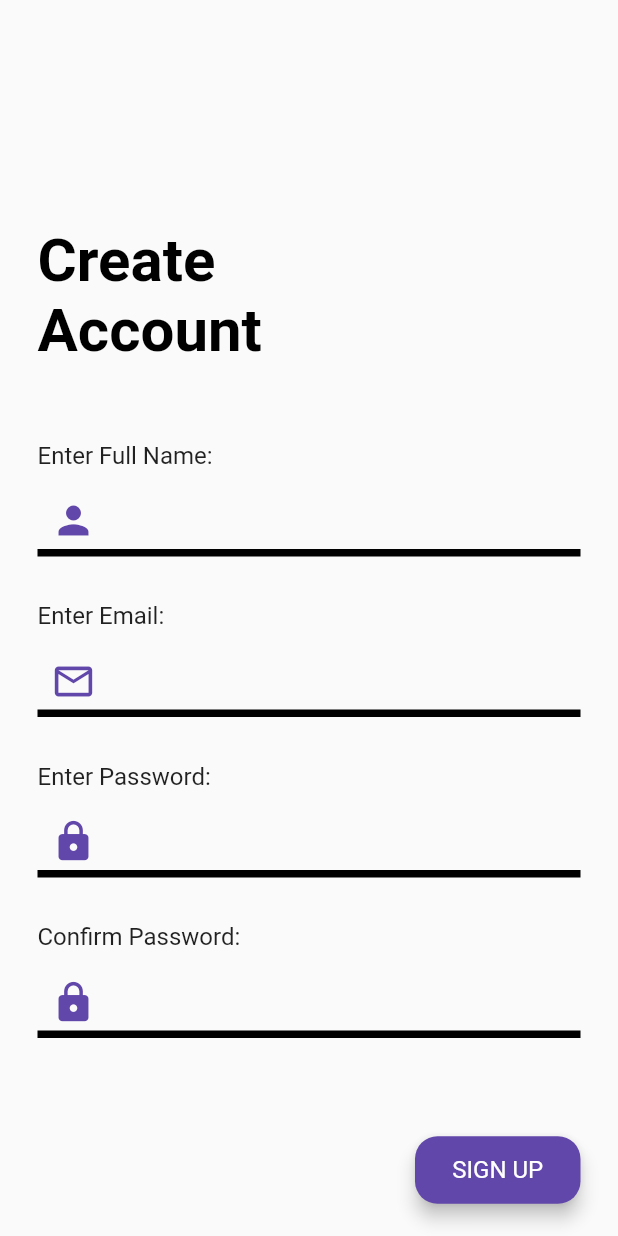
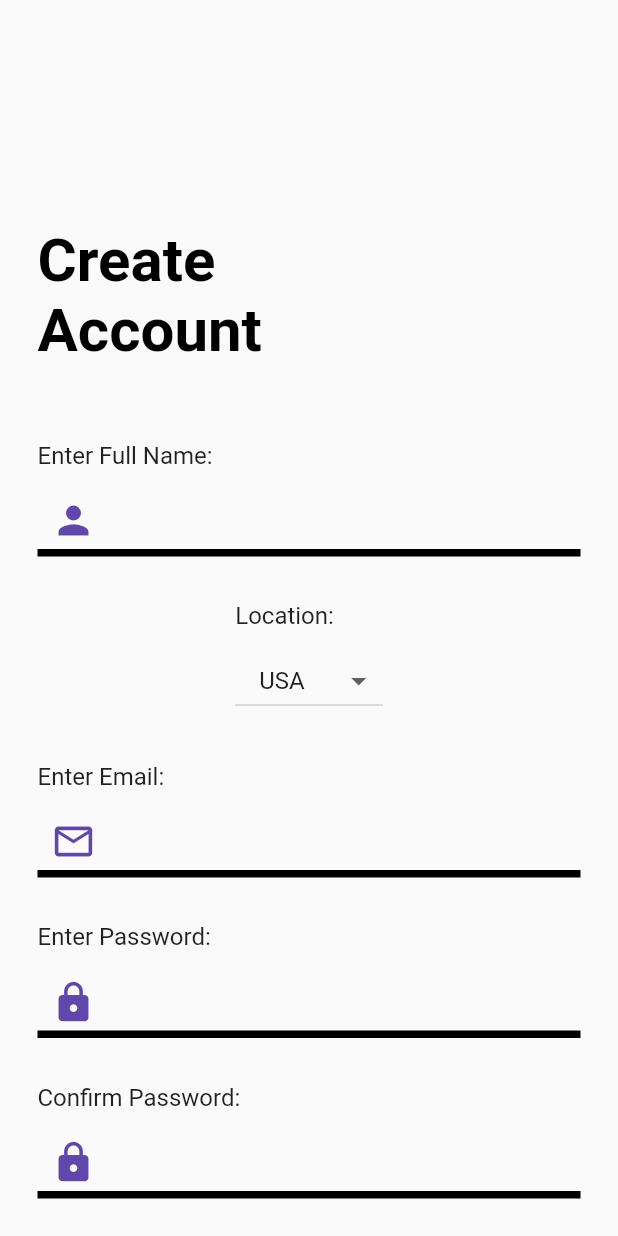
Before and after one commit to shmaiii/epilog-ubclaunchpad, a Flutter app: the SignUpScreen screen opened directly, on a phone screen of 412 x 824 dp. Run offline on Flutter 3.47's test engine with Material 2 defaults, Android fonts, the phone set to English and light mode, and no system bars; our stand-ins replace cloud_firestore, firebase_auth, firebase_core, flutter_datetime_picker, flutter_secure_storage, getwidget and 2 more; missing offline and left inert: flutter_picker; accounts and stored records are empty; network calls fail.

Commit message:
add dropdown that still needs to be styled and have logic added

```diff
--- a/client/lib/screens/signUpScreen.dart
+++ b/client/lib/screens/signUpScreen.dart
@@ -13,6 +13,7 @@ class SignUpScreen extends StatefulWidget {
 
 class _SignUpScreenState extends State<SignUpScreen> {
   String _errorMsg = '';
+  String selectedLocation = "USA";
   final nameController = TextEditingController();
   final emailController = TextEditingController();
   final passwordController = TextEditingController();
@@ -26,6 +27,37 @@ class _SignUpScreenState extends State<SignUpScreen> {
     emailController.dispose();
     nameController.dispose();
     super.dispose();
+  }
+
+  Widget buildLocationDropdown() {
+    return Column(
+      crossAxisAlignment: CrossAxisAlignment.start,
+      children: <Widget>[
+        Text(
+          "Location:",
+          style: TextStyle(
+              color: Colors.black87,
+              fontSize: 16,
+              fontWeight: FontWeight.normal),
+        ),
+        SizedBox(height: 10),
+        ButtonTheme(
+          alignedDropdown: true,
+          child: DropdownButton(
+            value: selectedLocation,
+            items: [
+              DropdownMenuItem(child: Text("USA"), value: "USA"),
+              DropdownMenuItem(child: Text("Canada"), value: "Canada"),
+            ],
+            onChanged: (String? newValue) {
+              setState(() {
+                selectedLocation = newValue!;
+              });
+            },
+          ),
+        ),
+      ],
+    );
   }
 
   Widget buildCreateAccount() {
@@ -312,6 +344,8 @@ class _SignUpScreenState extends State<SignUpScreen> {
                       SizedBox(height: 50),
                       buildName(),
                       SizedBox(height: 30),
+                      buildLocationDropdown(),
+                      SizedBox(height: 30),
                       buildEmail(),
                       SizedBox(height: 30),
                       buildPassword(),
```
